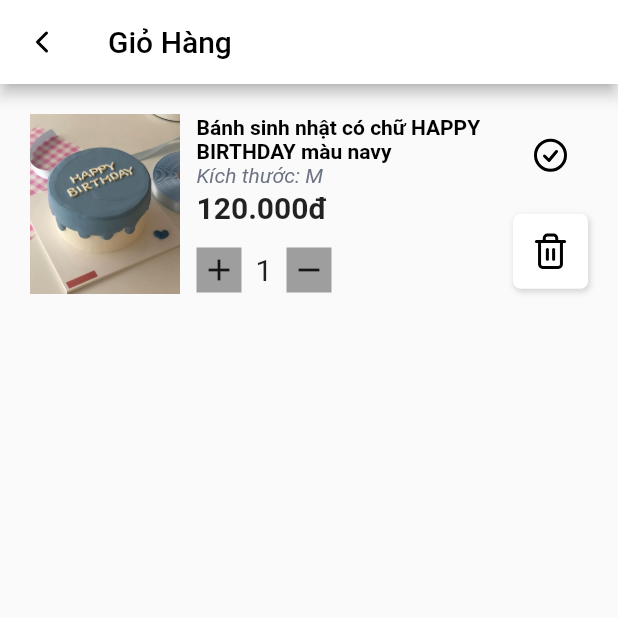
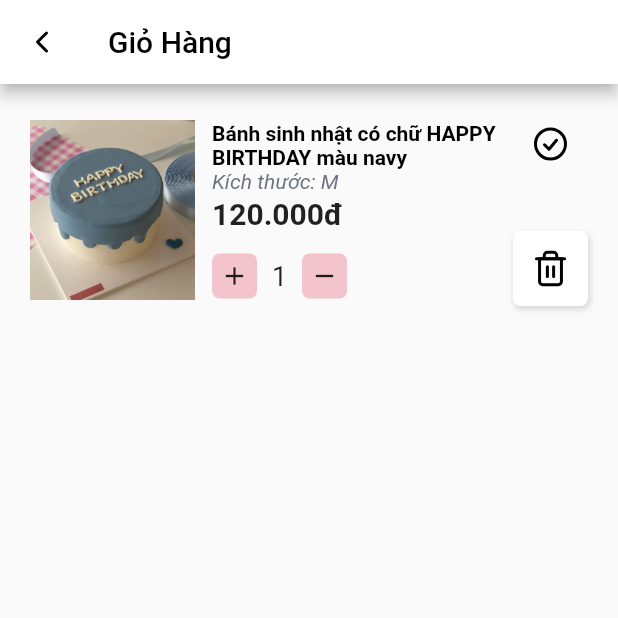
Before and after one commit to chammthanh/DOAN_ANDROID, a Flutter app: the GioHang screen opened by its route, on a phone screen of 412 x 824 dp, the top half of it. Run offline on Flutter 3.47's test engine with Material 2 defaults, Android fonts, the phone set to English and light mode, and no system bars; our stand-ins replace flutter_svg.

Commit message:
gio hang

```diff
--- a/lib/screens/giohang/components/checkbox.dart
+++ b/lib/screens/giohang/components/checkbox.dart
@@ -1,4 +1,3 @@
-import 'package:doan_cake/constraint.dart';
 import 'package:flutter/material.dart';
 import 'package:flutter_svg/flutter_svg.dart';
 
@@ -12,6 +11,7 @@ class _CheckBoxState extends State<CheckBox> {
   @override
   Widget build(BuildContext context) {
     return IconButton(
+      alignment: Alignment.topCenter,
       onPressed: () {},
       icon: SvgPicture.asset("assets/icons/circle-check.svg"),
     );
--- a/lib/screens/giohang/components/soluong.dart
+++ b/lib/screens/giohang/components/soluong.dart
@@ -16,12 +16,18 @@ class _SoLuongState extends State<SoLuong> {
           width: 30,
           height: 30,
           decoration: const BoxDecoration(
-            color: Colors.grey,
+            color: priColor,
+            borderRadius: BorderRadius.all(
+              Radius.circular(5),
+            ),
           ),
           child: IconButton(
             padding: EdgeInsets.zero,
             onPressed: () {},
-            icon: const Icon(Icons.add),
+            icon: const Icon(
+              Icons.add,
+              size: 20,
+            ),
           ),
         ),
         Container(
@@ -30,19 +36,25 @@ class _SoLuongState extends State<SoLuong> {
           height: 30,
           child: const Text(
             "1",
-            style: TextStyle(fontSize: textsize),
+            style: TextStyle(fontSize: textsize - 2),
           ),
         ),
         Container(
           width: 30,
           height: 30,
           decoration: const BoxDecoration(
-            color: Colors.grey,
+            color: priColor,
+            borderRadius: BorderRadius.all(
+              Radius.circular(5),
+            ),
           ),
           child: IconButton(
             padding: EdgeInsets.zero,
             onPressed: () {},
-            icon: const Icon(Icons.remove),
+            icon: const Icon(
+              Icons.remove,
+              size: 20,
+            ),
           ),
         )
       ],
--- a/lib/screens/giohang/giohang.dart
+++ b/lib/screens/giohang/giohang.dart
@@ -34,26 +34,31 @@ class _GioHangState extends State<GioHang> {
         child: Padding(
           padding: const EdgeInsets.only(left: 20, top: 20, right: 20),
           child: Column(
+            mainAxisAlignment: MainAxisAlignment.end,
+            mainAxisSize: MainAxisSize.max,
+            crossAxisAlignment: CrossAxisAlignment.center,
             children: [
               Row(
                 mainAxisAlignment: MainAxisAlignment.spaceBetween,
                 children: [
                   Image.asset(
                     "assets/images/product1.png",
-                    width: 100,
+                    width: 110,
                     height: 120,
                     fit: BoxFit.fitWidth,
                   ),
+                  const SizedBox(width: 10),
                   const TextGioHang(),
                   Column(
+                    mainAxisAlignment: MainAxisAlignment.spaceBetween,
                     children: const [
                       CheckBox(),
-                      SizedBox(height: 15),
+                      SizedBox(height: 30),
                       XoaButton(),
                     ],
                   ),
                 ],
-              )
+              ),
             ],
           ),
         ),
```
